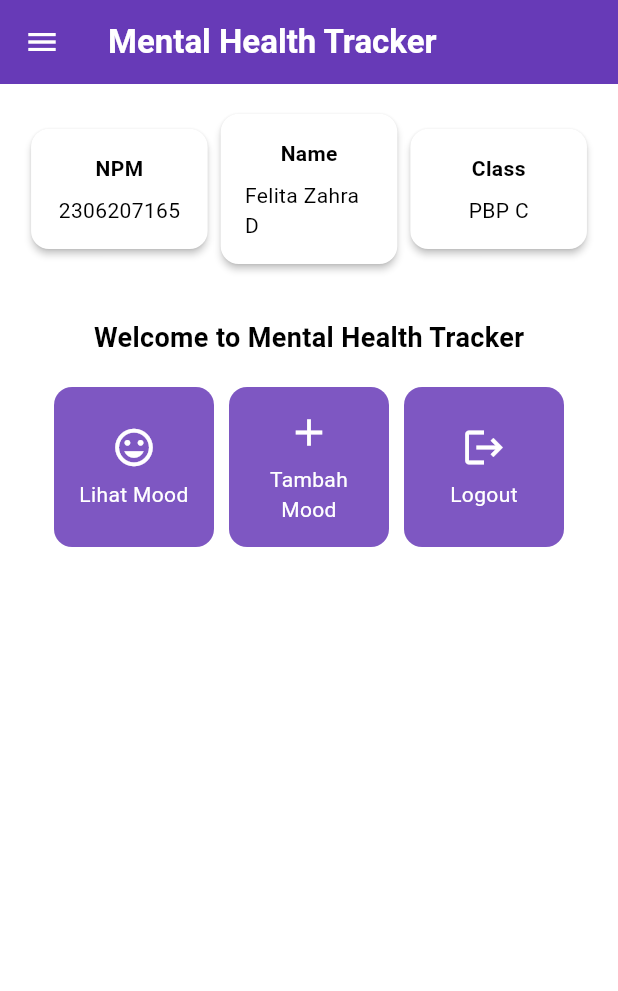
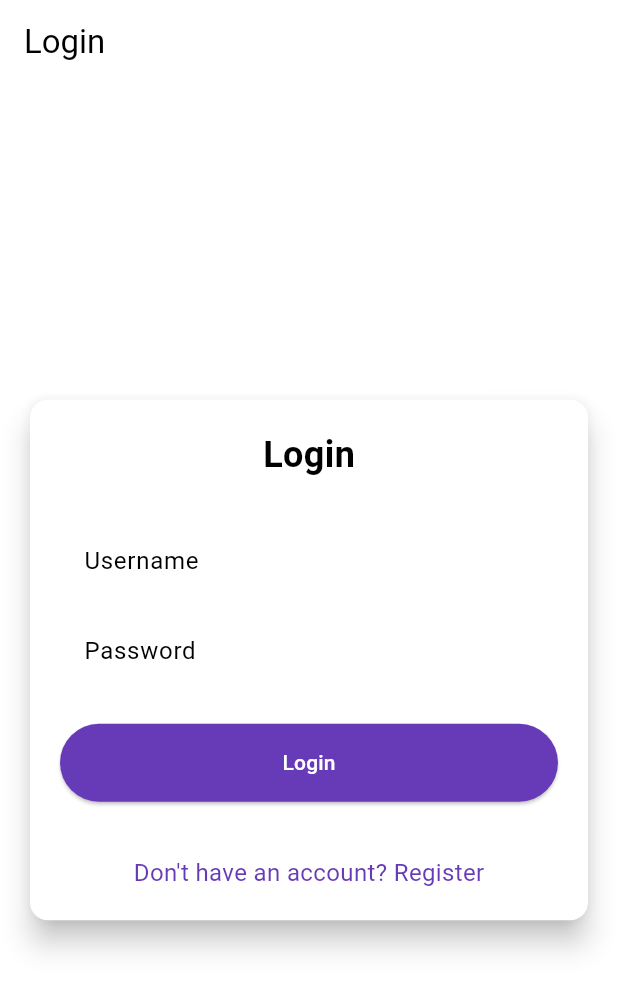
Before and after one commit to felfelita/mental-health-tracker-mobile, a Flutter app: the screen it shows after launch, on a phone screen of 412 x 824 dp. Shown: the top 991 px of the screen. Run offline on Flutter 3.47's test engine with Material 3 defaults, Android fonts, the phone set to English and light mode, and no system bars; missing offline and left inert: pbp_django_auth.

Commit message:
done tutorial 8

```diff
--- a/lib/main.dart
+++ b/lib/main.dart
@@ -1,5 +1,7 @@
 import 'package:flutter/material.dart';
-import 'package:mental_health_tracker/screens/menu.dart';
+import 'package:mental_health_tracker/screens/login.dart';
+import 'package:pbp_django_auth/pbp_django_auth.dart';
+import 'package:provider/provider.dart';
 
 void main() {
   runApp(const MyApp());
@@ -8,17 +10,23 @@ void main() {
 class MyApp extends StatelessWidget {
   const MyApp({super.key});
 
-  // This widget is the root of your application.
   @override
   Widget build(BuildContext context) {
-    return MaterialApp(
-      title: 'Flutter Demo',
-      theme: ThemeData(
-        colorScheme: ColorScheme.fromSwatch(
-        primarySwatch: Colors.deepPurple,
-        ).copyWith(secondary: Colors.deepPurple[400]),
+    return Provider(
+      create: (_) {
+        CookieRequest request = CookieRequest();
+        return request;
+      },
+      child: MaterialApp(
+        title: 'Mental Health Tracker',
+        theme: ThemeData(
+          useMaterial3: true,
+          colorScheme: ColorScheme.fromSwatch(
+            primarySwatch: Colors.deepPurple,
+          ).copyWith(secondary: Colors.deepPurple[400]),
+        ),
+        home: const LoginPage(),
       ),
-      home: MyHomePage(),
     );
   }
 }
--- /dev/null
+++ b/lib/screens/login.dart
@@ -0,0 +1,181 @@
+import 'package:mental_health_tracker/screens/menu.dart';
+import 'package:flutter/material.dart';
+import 'package:mental_health_tracker/screens/register.dart';
+import 'package:pbp_django_auth/pbp_django_auth.dart';
+import 'package:provider/provider.dart';
+
+void main() {
+  runApp(const LoginApp());
+}
+
+class LoginApp extends StatelessWidget {
+  const LoginApp({super.key});
+
+  @override
+  Widget build(BuildContext context) {
+    return MaterialApp(
+      title: 'Login',
+      theme: ThemeData(
+        useMaterial3: true,
+        colorScheme: ColorScheme.fromSwatch(
+          primarySwatch: Colors.deepPurple,
+        ).copyWith(secondary: Colors.deepPurple[400]),
+      ),
+      home: const LoginPage(),
+    );
+  }
+}
+
+class LoginPage extends StatefulWidget {
+  const LoginPage({super.key});
+
+  @override
+  State<LoginPage> createState() => _LoginPageState();
+}
+
+class _LoginPageState extends State<LoginPage> {
+  final TextEditingController _usernameController = TextEditingController();
+  final TextEditingController _passwordController = TextEditingController();
+
+  @override
+  Widget build(BuildContext context) {
+    final request = context.watch<CookieRequest>();
+
+    return Scaffold(
+      appBar: AppBar(
+        title: const Text('Login'),
+      ),
+      body: Center(
+        child: SingleChildScrollView(
+          padding: const EdgeInsets.all(16.0),
+          child: Card(
+            elevation: 8,
+            shape: RoundedRectangleBorder(
+              borderRadius: BorderRadius.circular(12.0),
+            ),
+            child: Padding(
+              padding: const EdgeInsets.all(20.0),
+              child: Column(
+                mainAxisSize: MainAxisSize.min,
+                children: [
+                  const Text(
+                    'Login',
+                    style: TextStyle(
+                      fontSize: 24.0,
+                      fontWeight: FontWeight.bold,
+                    ),
+                  ),
+                  const SizedBox(height: 30.0),
+                  TextField(
+                    controller: _usernameController,
+                    decoration: const InputDecoration(
+                      labelText: 'Username',
+                      hintText: 'Enter your username',
+                      border: OutlineInputBorder(
+                        borderRadius: BorderRadius.all(Radius.circular(12.0)),
+                      ),
+                      contentPadding:
+                          EdgeInsets.symmetric(horizontal: 12.0, vertical: 8.0),
+                    ),
+                  ),
+                  const SizedBox(height: 12.0),
+                  TextField(
+                    controller: _passwordController,
+                    decoration: const InputDecoration(
+                      labelText: 'Password',
+                      hintText: 'Enter your password',
+                      border: OutlineInputBorder(
+                        borderRadius: BorderRadius.all(Radius.circular(12.0)),
+                      ),
+                      contentPadding:
+                          EdgeInsets.symmetric(horizontal: 12.0, vertical: 8.0),
+                    ),
+                    obscureText: true,
+                  ),
+                  const SizedBox(height: 24.0),
+                  ElevatedButton(
+                    onPressed: () async {
+                      String username = _usernameController.text;
+                      String password = _passwordController.text;
+
+                      // Cek kredensial
+                      // TODO: Ganti URL dan jangan lupa tambahkan trailing slash (/) di akhir URL!
+                      // Untuk menyambungkan Android emulator dengan Django pada localhost,
+                      // gunakan URL http://10.0.2.2/
+                      final response = await request
+                          .login("http://127.0.0.1:8000/auth/login/", {
+                        'username': username,
+                        'password': password,
+                      });
+
+                      if (request.loggedIn) {
+                        String message = response['message'];
+                        String uname = response['username'];
+                        if (context.mounted) {
+                          Navigator.pushReplacement(
+                            context,
+                            MaterialPageRoute(
+                                builder: (context) => MyHomePage()),
+                          );
+                          ScaffoldMessenger.of(context)
+                            ..hideCurrentSnackBar()
+                            ..showSnackBar(
+                              SnackBar(
+                                  content:
+                                      Text("$message Selamat datang, $uname.")),
+                            );
+                        }
+                      } else {
+                        if (context.mounted) {
+                          showDialog(
+                            context: context,
+                            builder: (context) => AlertDialog(
+                              title: const Text('Login Gagal'),
+                              content: Text(response['message']),
+                              actions: [
+                                TextButton(
+                                  child: const Text('OK'),
+                                  onPressed: () {
+                                    Navigator.pop(context);
+                                  },
+                                ),
+                              ],
+                            ),
+                          );
+                        }
+                      }
+                    },
+                    style: ElevatedButton.styleFrom(
+                      foregroundColor: Colors.white,
+                      minimumSize: Size(double.infinity, 50),
+                      backgroundColor: Theme.of(context).colorScheme.primary,
+                      padding: const EdgeInsets.symmetric(vertical: 16.0),
+                    ),
+                    child: const Text('Login'),
+                  ),
+                  const SizedBox(height: 36.0),
+                  GestureDetector(
+                    onTap: () {
+                      Navigator.push(
+                        context,
+                        MaterialPageRoute(
+                            builder: (context) => const RegisterPage()),
+                      );
+                    },
+                    child: Text(
+                      'Don\'t have an account? Register',
+                      style: TextStyle(
+                        color: Theme.of(context).colorScheme.primary,
+                        fontSize: 16.0,
+                      ),
+                    ),
+                  ),
+                ],
+              ),
+            ),
+          ),
+        ),
+      ),
+    );
+  }
+}
--- a/pubspec.yaml
+++ b/pubspec.yaml
@@ -35,6 +35,9 @@ dependencies:
   # The following adds the Cupertino Icons font to your application.
   # Use with the CupertinoIcons class for iOS style icons.
   cupertino_icons: ^1.0.8
+  provider: ^6.1.2
+  pbp_django_auth: ^0.4.0
+  http: ^1.2.2
 
 dev_dependencies:
   flutter_test:
```
Also changed, not shown: lib/models/mood_entry.dart (added, +65 -0 lines), lib/screens/list_moodentry.dart (added, +89 -0 lines), lib/screens/moodentry_form.dart (+38 -30 lines), lib/screens/register.dart (added, +166 -0 lines), lib/widgets/left_drawer.dart (+12 -0 lines), lib/widgets/mood_card.dart (+40 -15 lines), pubspec.lock, 2 other files.
